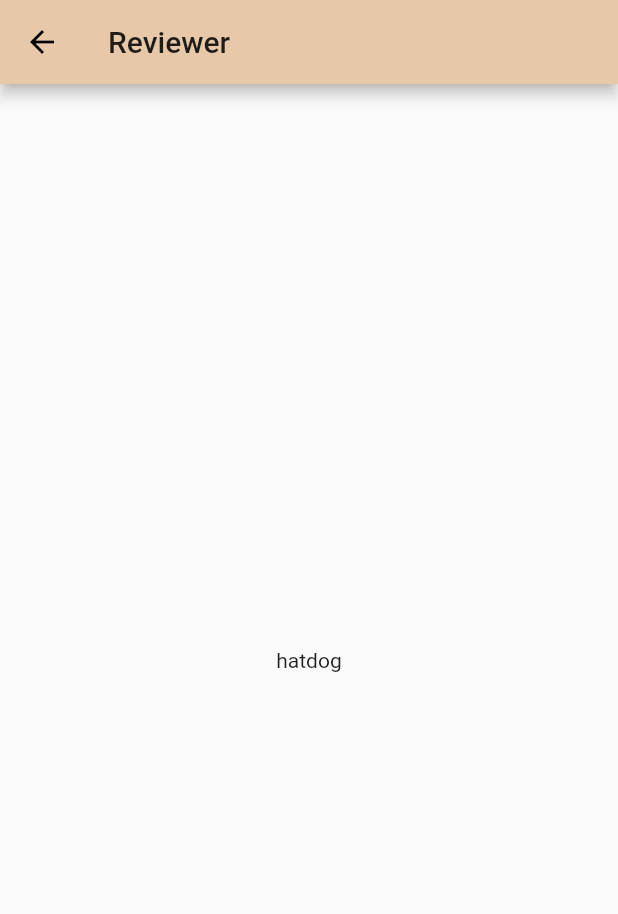
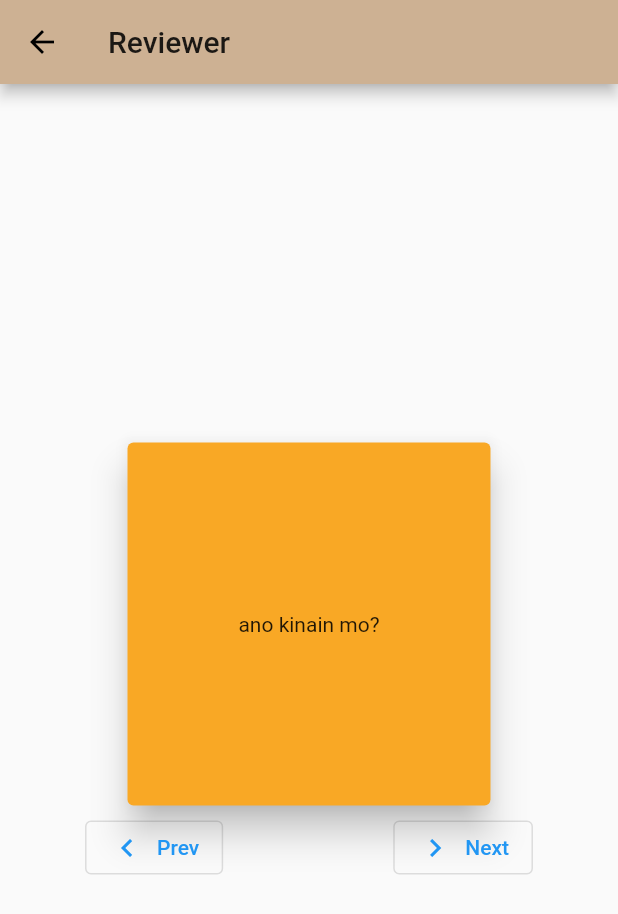
Before and after one commit to juriemaeac/ACADEMIA, a Flutter app: the Reviewer screen opened by its route, on a phone screen of 412 x 824 dp. Shown: the top 914 px of the screen. Run offline on Flutter 3.47's test engine with Material 2 defaults, Android fonts, the phone set to English and light mode, and no system bars; drawn by our look-alikes of flip_card; our stand-ins replace animated_splash_screen, firebase_auth, firebase_core, flutter_signin_button, flutter_slidable, google_sign_in; accounts and stored records are empty; network calls fail.

Commit message:
todo and flashcards update

```diff
--- a/project_academia/lib/HomePage.dart
+++ b/project_academia/lib/HomePage.dart
@@ -59,6 +59,7 @@ class _HomePageState extends State<HomePage> {
 
       drawer: Navbar(),
       appBar: AppBar(title: Text('Home'),
+      backgroundColor: Color(0xFFE7C8A9),
       ),
 
         backgroundColor: Colors.white,
--- a/project_academia/lib/Reviewer.dart
+++ /dev/null
@@ -1,15 +0,0 @@
-import 'package:flutter/material.dart';
-
-
-class Reviewer extends StatelessWidget {
-
-  @override
-  Widget build(BuildContext context) {
-    return Scaffold(
-      appBar: AppBar(title: Text('Reviewer'),
-      ),
-      body: Center(child: Text('hatdog'),
-      ),
-    );
-  }
-}
--- a/project_academia/lib/Todolist.dart
+++ /dev/null
@@ -1,15 +0,0 @@
-import 'package:flutter/material.dart';
-
-
-class Todolist extends StatelessWidget {
-
-  @override
-  Widget build(BuildContext context) {
-    return Scaffold(
-      appBar: AppBar(title: Text('To-do List'),
-      ),
-      body: Center(child: Text('hatdog'),
-      ),
-    );
-  }
-}
--- /dev/null
+++ b/project_academia/lib/flashcards/Reviewer.dart
@@ -0,0 +1,79 @@
+import 'package:flutter/material.dart';
+import 'package:flip_card/flip_card.dart';
+import 'package:sample1/flashcards/flashcard.dart';
+import 'package:sample1/flashcards/flashcard_view.dart';
+
+class Reviewer extends StatefulWidget {
+  @override
+  _ReviewerState createState() => _ReviewerState();
+}
+class _ReviewerState extends State<Reviewer> {
+  List<Flashcard> _flashcards = [
+    Flashcard(
+      question: "ano kinain mo?",
+      answer: "secret"),
+    Flashcard(
+      question: "sino crush mo?",
+      answer: "pake mo"),
+    Flashcard(
+      question: "ano binili mo?",
+      answer: "hatdog ka"),
+  ];
+
+  int _currentIndex = 0;
+
+  @override
+  Widget build(BuildContext context) {
+    return Scaffold(
+      appBar: AppBar(title: Text('Reviewer'),
+      ),
+      body: Center(
+        child: Column(
+          mainAxisAlignment: MainAxisAlignment.center,
+          children: [
+            SizedBox(
+              width: 250,
+              height: 250,
+              child: FlipCard(
+                front: FlashcardView(
+                  text: _flashcards[_currentIndex].question,
+                  ),
+                back: FlashcardView(
+                  text: _flashcards[_currentIndex].answer,
+                  ),
+              ),
+            ),
+
+            Row(
+              mainAxisAlignment: MainAxisAlignment.spaceAround,
+              children: [
+              OutlinedButton.icon(
+                onPressed: showPreviousCard,
+              icon: Icon(Icons.chevron_left),
+              label: Text('Prev')),
+              OutlinedButton.icon(
+                onPressed: showNextCard,
+                icon: Icon(Icons.chevron_right),
+                label: Text('Next')),
+              ],
+            )
+          ],
+        ),
+      ),
+    );
+  }
+
+  void showNextCard(){
+  setState((){
+      _currentIndex =
+        (_currentIndex + 1 < _flashcards.length) ? _currentIndex + 1: 0;
+    });
+  }
+
+  void showPreviousCard(){
+    setState((){
+      _currentIndex =
+        (_currentIndex - 1 >= 0) ? _currentIndex - 1: _flashcards.length - 1;
+    });
+  }
+}
--- /dev/null
+++ b/project_academia/lib/flashcards/flashcard.dart
@@ -0,0 +1,6 @@
+class Flashcard {
+  final String question;
+  final String answer;
+
+  Flashcard({this.question, this. answer});
+}
--- /dev/null
+++ b/project_academia/lib/flashcards/flashcard_view.dart
@@ -0,0 +1,18 @@
+import 'package:flutter/material.dart';
+
+class FlashcardView extends StatelessWidget {
+  final String text;
+
+  FlashcardView ({Key key, this.text}) : super(key: key);
+
+  @override
+  Widget build(BuildContext context) {
+    return Card(
+      elevation: 10,
+      color: Colors.yellow[800],
+      child: Center(
+      child: Text(text, textAlign: TextAlign.center,),
+      )
+    );
+  }
+}
--- a/project_academia/lib/start.dart
+++ b/project_academia/lib/start.dart
@@ -49,8 +49,8 @@ class _StartState extends State<Start> {
       body: Container(
         decoration: BoxDecoration(
             gradient: LinearGradient(
-              begin: Alignment.topRight,
-              end: Alignment.bottomLeft,
+              begin: Alignment.topCenter,
+              end: Alignment.bottomCenter,
               colors: [
                 Color(0xFFE28C7E),
                 Color(0xFFF2E2D2),
--- /dev/null
+++ b/project_academia/lib/todo/todoInput.dart
@@ -0,0 +1,23 @@
+//todo
+
+import 'package:flutter/cupertino.dart';
+
+class TodoField {
+  static const createdTime = 'createdTime';
+}
+
+class Todo {
+  DateTime createdTime;
+  String title;
+  String id;
+  String description;
+  bool isDone;
+
+  Todo({
+    @required this.createdTime,
+    @required this.title,
+    this.description = '',
+    this.id,
+    this.isDone = false,
+  });
+}
--- /dev/null
+++ b/project_academia/lib/todo/todoProvider.dart
@@ -0,0 +1,34 @@
+//todo provider
+
+import 'package:flutter/cupertino.dart';
+import 'todoInput.dart';
+
+class TodosProvider extends ChangeNotifier {
+  List<Todo> _todos = [
+    Todo(
+      createdTime: DateTime.now(),
+      title: 'Buy Food 😋',
+      description: '''- Eggs
+- Milk
+- Bread
+- Water''',
+    ),
+    Todo(
+      createdTime: DateTime.now(),
+      title: 'Plan family trip to Norway',
+      description: '''- Rent some hotels
+- Rent a car
+- Pack suitcase''',
+    ),
+    Todo(
+      createdTime: DateTime.now(),
+      title: 'Walk the Dog 🐕',
+    ),
+    Todo(
+      createdTime: DateTime.now(),
+      title: 'Plan Jacobs birthday party 🎉🥳',
+    ),
+  ];
+
+  List<Todo> get todos => _todos.where((todo) => todo.isDone == false).toList();
+}
```
Also changed, not shown: project_academia/lib/Login.dart (+45 -26 lines), project_academia/lib/SignUp.dart (+10 -8 lines), project_academia/lib/main.dart (+11 -4 lines), project_academia/lib/todo/Todolist.dart (added, +58 -0 lines), project_academia/lib/todo/add_todo.dart (added, +38 -0 lines), project_academia/lib/todo/todoCheck.dart (added, +33 -0 lines), project_academia/lib/todo/todoForm.dart (added, +81 -0 lines), project_academia/lib/todo/todoWidget.dart (added, +79 -0 lines), project_academia/pubspec.yaml (+7 -0 lines), project_academia/assets/signin1.png (added), project_academia/lib/background.dart (added), project_academia/pubspec.lock.
